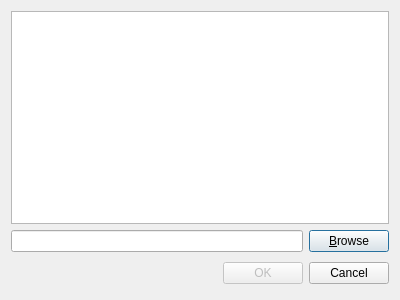
Old version of the form source/selectprocessdialog.ui in the repository martin-kudlicka/cpu-limiter.
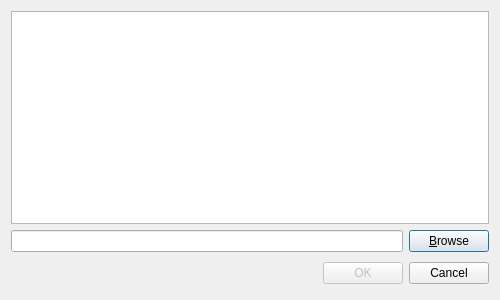
New version of the form.

Commit message: * dialog resized to 500x300

```diff
--- a/source/selectprocessdialog.ui
+++ b/source/selectprocessdialog.ui
@@ -6,7 +6,7 @@
    <rect>
     <x>0</x>
     <y>0</y>
-    <width>400</width>
+    <width>500</width>
     <height>300</height>
    </rect>
   </property>
```
